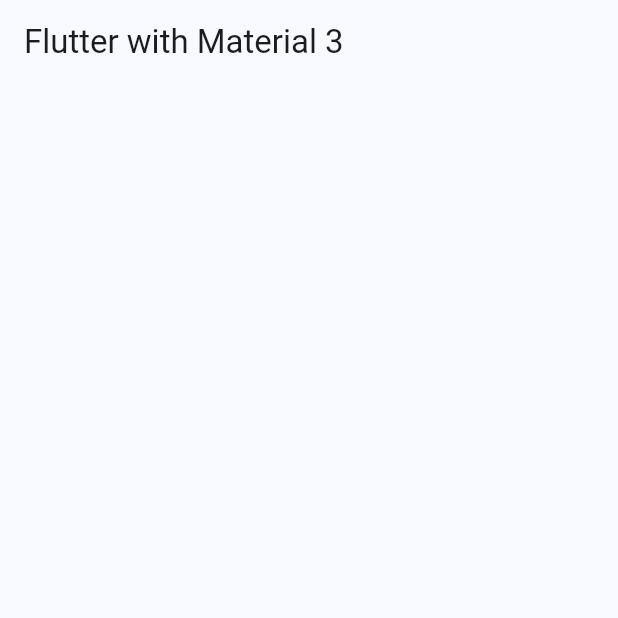
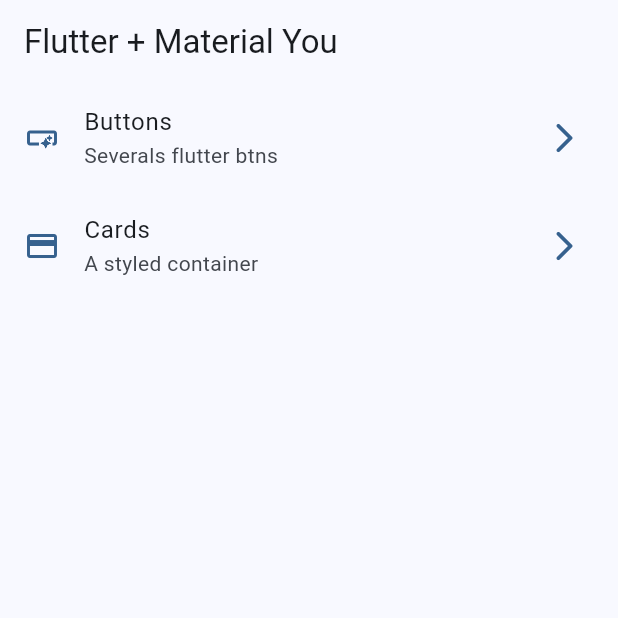
Before and after one commit to rabindranathfv/widget_app, a Flutter app: the screen it shows after launch, on a phone screen of 412 x 824 dp, the top half of it. Run offline on Flutter 3.47's test engine with Material 3 defaults, Android fonts, the phone set to English and light mode, and no system bars.

Commit message:
basic routing and finish listTile

```diff
--- a/lib/config/menu/menu_items.dart
+++ b/lib/config/menu/menu_items.dart
@@ -14,7 +14,7 @@
   });
 }
 
-const aapMenuItems = <MenuItem>[
+const appMenuItems = <MenuItem>[
   MenuItem(
       title: 'Buttons',
       subTitle: 'Severals flutter btns',
@@ -23,6 +23,6 @@
   MenuItem(
       title: 'Cards',
       subTitle: 'A styled container',
-      link: '/card',
+      link: '/cards',
       icon: Icons.credit_card)
 ];
--- a/lib/main.dart
+++ b/lib/main.dart
@@ -1,5 +1,7 @@
 import 'package:flutter/material.dart';
 import 'package:widget_app/config/theme/app_theme.dart';
+import 'package:widget_app/presentation/screens/buttons/buttons_screnn.dart';
+import 'package:widget_app/presentation/screens/cards/cards_screen.dart';
 import 'package:widget_app/presentation/screens/home/home_screen.dart';
 
 void main() {
@@ -15,6 +17,10 @@
       debugShowCheckedModeBanner: false,
       theme: AppTheme(selectedColor: 0 ).getTheme(),
       home: const HomeScreen(),
+      routes: {
+        '/buttons': (context) => const ButtonsScreen(),
+        '/cards': (context) => const CardsScreen()
+      }
     );
   }
 }
--- a/lib/presentation/screens/home/home_screen.dart
+++ b/lib/presentation/screens/home/home_screen.dart
@@ -1,14 +1,45 @@
 import 'package:flutter/material.dart';
+import 'package:widget_app/config/menu/menu_items.dart';
+import 'package:widget_app/presentation/screens/buttons/buttons_screnn.dart';
 
-class HomeScreen extends StatelessWidget {
+class HomeScreen extends StatefulWidget {
   const HomeScreen({super.key});
 
   @override
+  State<HomeScreen> createState() => _HomeScreenState();
+}
+
+class _HomeScreenState extends State<HomeScreen> {
+  @override
   Widget build(BuildContext context) {
     return Scaffold(
-      appBar: AppBar(
-        title: const Text('Flutter with Material 3'),
-      ),
+      appBar: AppBar( title: const Text('Flutter + Material You')),
+      body: const _homeView(),
     );
   }
 }
+
+class _homeView extends StatelessWidget {
+  const _homeView();
+
+  @override
+  Widget build(BuildContext context) {
+    final colors = Theme.of(context).colorScheme;
+    return ListView.builder(
+      physics: const BouncingScrollPhysics(),
+      itemCount: appMenuItems.length,
+      itemBuilder: (context, index) {
+        return ListTile(
+          title: Text(appMenuItems[index].title ),
+          subtitle: Text(appMenuItems[index].subTitle),
+          leading: Icon(appMenuItems[index].icon, color: colors.primary),
+          trailing: Icon( Icons.arrow_forward_ios_rounded, color: colors.primary),
+          onTap: () {
+            print('Tapped on ${appMenuItems[index].link}');
+            Navigator.pushNamed(context, appMenuItems[index].link);
+            },
+          );
+      },
+    );
+  }
+}
```
Also changed, not shown: lib/presentation/screens/buttons/buttons_screnn.dart (added, +13 -0 lines), lib/presentation/screens/cards/cards_screen.dart (added, +13 -0 lines).
